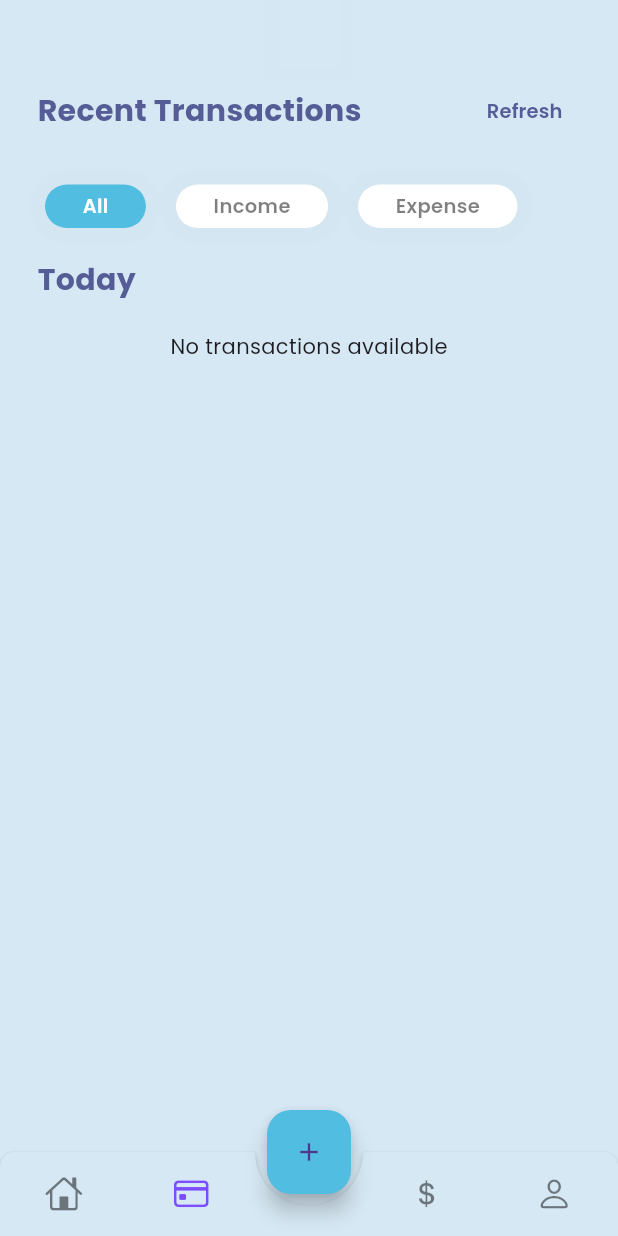
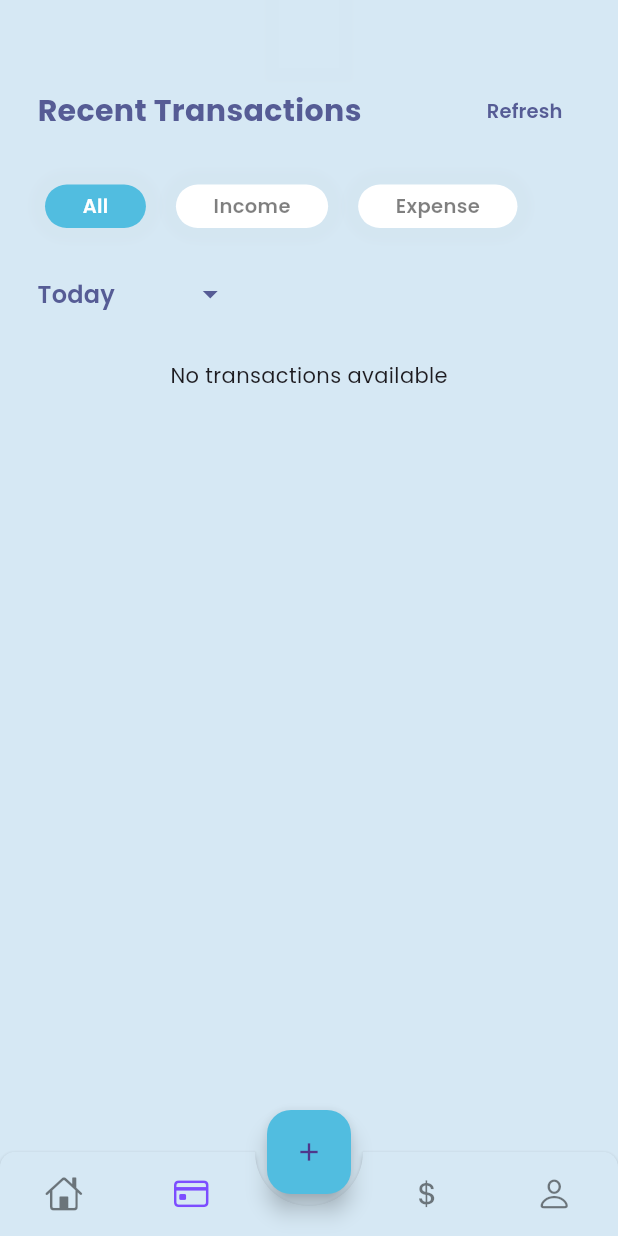
Before and after one commit to NadeeraSilvaa/Expense-Tracker, a Flutter app: the screen it shows once a user with an empty profile is signed in, item 2 of the bottom bar chosen, on a phone screen of 412 x 824 dp. Run offline on Flutter 3.47's test engine with Material 3 defaults, Android fonts, the phone set to English and light mode, and no system bars; drawn by our look-alikes of animated_bottom_navigation_bar; our stand-ins replace cloud_firestore, firebase_auth, firebase_core, fl_chart, google_fonts; missing offline and left inert: icon_badge; accounts and stored records are empty; network calls fail.

Commit message:
Added New Features #2

```diff
--- a/lib/pages/transaction_page.dart
+++ b/lib/pages/transaction_page.dart
@@ -14,6 +14,7 @@ class TransactionPage extends StatefulWidget {
 
 class _TransactionPageState extends State<TransactionPage> {
   String _selectedFilter = 'All';
+  String _selectedDateRange = 'Today';
 
   Stream<List<Map<String, dynamic>>> getTransactionsStream() {
     String? uid = FirebaseAuth.instance.currentUser?.uid;
@@ -31,7 +32,7 @@ class _TransactionPageState extends State<TransactionPage> {
     return query.snapshots().map((snapshot) {
       return snapshot.docs.map((doc) {
         return {
-          'id': doc.id, // Added for delete functionality
+          'id': doc.id,
           'category': doc['category']?.toString() ?? 'Unknown',
           'description': doc['description']?.toString() ?? '',
           'amount': doc['amount']?.toDouble() ?? 0.0,
@@ -53,6 +54,36 @@ class _TransactionPageState extends State<TransactionPage> {
       default:
         return Icons.payment;
     }
+  }
+
+  List<Map<String, dynamic>> filterTransactionsByDateRange(
+      List<Map<String, dynamic>> transactions, String dateRange) {
+    final now = DateTime.now();
+    final today = DateTime(now.year, now.month, now.day);
+    final yesterday = today.subtract(const Duration(days: 1));
+    final last7Days = today.subtract(const Duration(days: 7));
+    final last30Days = today.subtract(const Duration(days: 30));
+
+    return transactions.where((transaction) {
+      final transactionDate = (transaction['date'] as DateTime);
+      final transactionDay =
+      DateTime(transactionDate.year, transactionDate.month, transactionDate.day);
+
+      switch (dateRange) {
+        case 'Today':
+          return transactionDay == today;
+        case 'Yesterday':
+          return transactionDay == yesterday;
+        case 'Last 7 Days':
+          return transactionDate.isAfter(last7Days) ||
+              transactionDate.isAtSameMomentAs(last7Days);
+        case 'Last 30 Days':
+          return transactionDate.isAfter(last30Days) ||
+              transactionDate.isAtSameMomentAs(last30Days);
+        default:
+          return true; // For safety, return all if dateRange is invalid
+      }
+    }).toList();
   }
 
   @override
@@ -85,21 +116,7 @@ class _TransactionPageState extends State<TransactionPage> {
                 padding: const EdgeInsets.only(
                     top: 20, bottom: 25, right: 20, left: 20),
                 child: Column(
-                  children: [
-                    // Row(
-                    //   mainAxisAlignment: MainAxisAlignment.spaceBetween,
-                    //   children: [
-                    //     IconButton(
-                    //       icon: const Icon(CupertinoIcons.back, color: black),
-                    //       onPressed: () => Navigator.pop(context),
-                    //     ),
-                    //     IconButton(
-                    //       icon: const Icon(CupertinoIcons.search, color: black),
-                    //       onPressed: () {},
-                    //     ),
-                    //   ],
-                    // ),
-                  ],
+                  children: [],
                 ),
               ),
             ),
@@ -118,7 +135,9 @@ class _TransactionPageState extends State<TransactionPage> {
                     ),
                   ),
                   TextButton(
-                    onPressed: () {},
+                    onPressed: () {
+                      setState(() {}); // Trigger rebuild to refresh data
+                    },
                     child: const Text(
                       "Refresh",
                       style: TextStyle(
@@ -148,13 +167,31 @@ class _TransactionPageState extends State<TransactionPage> {
               child: Row(
                 mainAxisAlignment: MainAxisAlignment.spaceBetween,
                 children: [
-                  const Text(
-                    "Today",
-                    style: TextStyle(
-                      fontWeight: FontWeight.bold,
-                      fontSize: 20,
-                      color: mainFontColor,
-                    ),
+                  DropdownButton<String>(
+                    value: _selectedDateRange,
+                    items: <String>['Today', 'Yesterday', 'Last 7 Days', 'Last 30 Days']
+                        .map<DropdownMenuItem<String>>((String value) {
+                      return DropdownMenuItem<String>(
+                        value: value,
+                        child: Text(
+                          value,
+                          style: const TextStyle(
+                            fontWeight: FontWeight.w600,
+                            fontSize: 16,
+                            color: mainFontColor,
+                          ),
+                        ),
+                      );
+                    }).toList(),
+                    onChanged: (String? newValue) {
+                      if (newValue != null) {
+                        setState(() {
+                          _selectedDateRange = newValue;
+                        });
+                      }
+                    },
+                    underline: Container(),
+                    icon: const Icon(Icons.arrow_drop_down, color: mainFontColor),
                   ),
                 ],
               ),
@@ -172,20 +209,15 @@ class _TransactionPageState extends State<TransactionPage> {
                   return const Center(child: Text("No transactions available"));
                 }
 
-                final today = DateTime.now();
-                final transactions = snapshot.data!.where((transaction) {
-                  final transactionDate = transaction['date'] as DateTime;
-                  return transactionDate.year == today.year &&
-                      transactionDate.month == today.month &&
-                      transactionDate.day == today.day;
-                }).toList();
+                final filteredTransactions =
+                filterTransactionsByDateRange(snapshot.data!, _selectedDateRange);
 
-                if (transactions.isEmpty) {
-                  return const Center(child: Text("No transactions for today"));
+                if (filteredTransactions.isEmpty) {
+                  return Center(child: Text("No transactions for $_selectedDateRange"));
                 }
 
                 return Column(
-                  children: transactions.map((transaction) {
+                  children: filteredTransactions.map((transaction) {
                     return Dismissible(
                       key: Key(transaction['id']),
                       background: Container(
@@ -193,8 +225,10 @@ class _TransactionPageState extends State<TransactionPage> {
                         child: const Icon(Icons.delete, color: Colors.white),
                       ),
                       onDismissed: (direction) {
-                        // Implement delete functionality here
-                        // FirebaseFirestore.instance.collection('transactions').doc(transaction['id']).delete();
+                        FirebaseFirestore.instance
+                            .collection('transactions')
+                            .doc(transaction['id'])
+                            .delete();
                         ScaffoldMessenger.of(context).showSnackBar(
                           const SnackBar(content: Text("Transaction deleted")),
                         );
```
